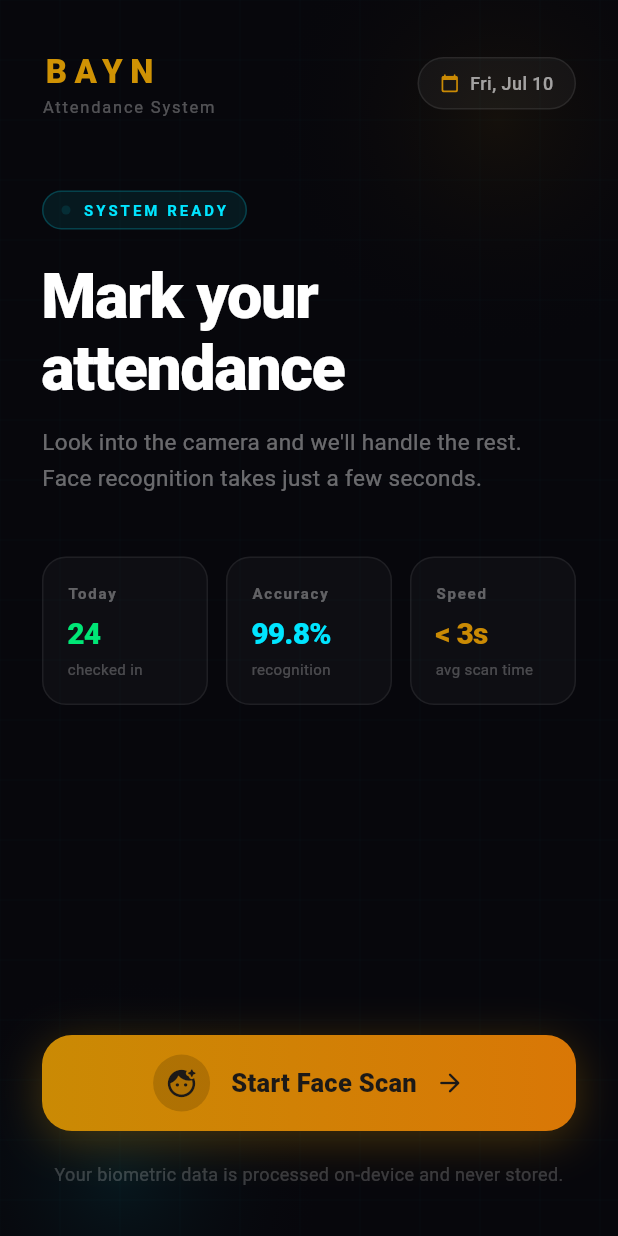
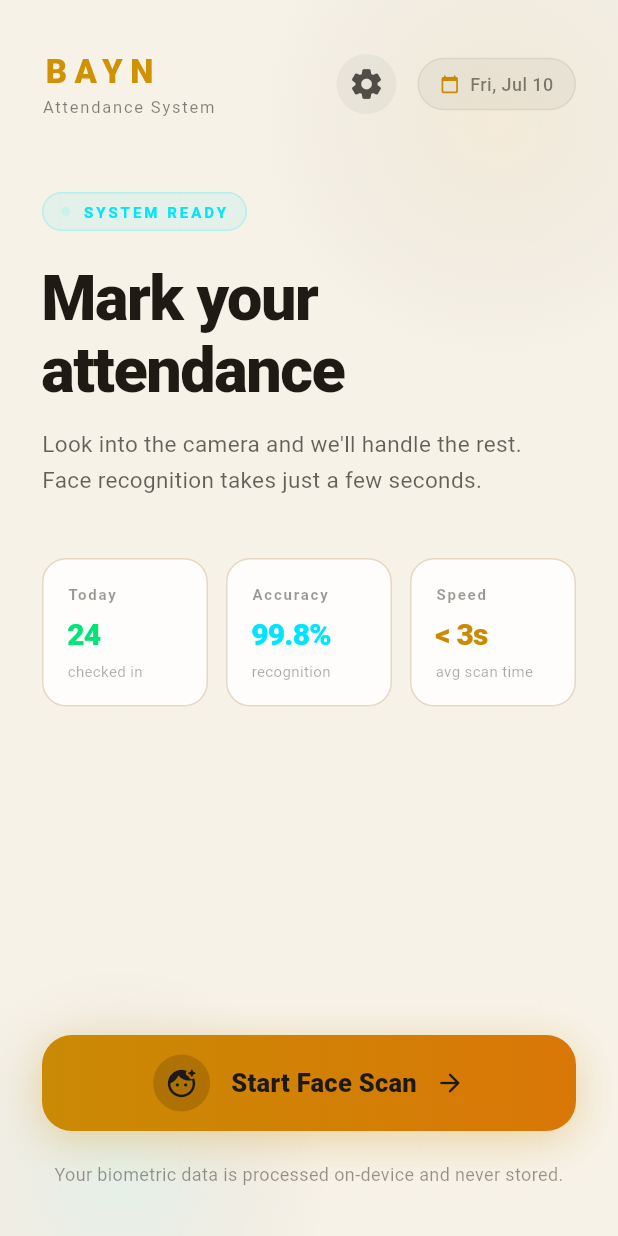
Before and after one commit to nathnael19/bayn_attendance, a Flutter app: the screen it shows after launch, on a phone screen of 412 x 824 dp. Run offline on Flutter 3.47's test engine with Material 3 defaults, Android fonts, the phone set to English and light mode, and no system bars; our stand-ins replace camera, equatable, flutter_bloc; missing offline and left inert: google_mlkit_face_detection.

Commit message:
Add SettingsPage for user preferences; implement dark mode toggle and integrate ThemeCubit for theme management. Update HomePage to include navigation to SettingsPage and adjust UI colors based on theme.

```diff
--- a/lib/features/attendance/presentation/pages/home_page.dart
+++ b/lib/features/attendance/presentation/pages/home_page.dart
@@ -3,6 +3,7 @@ import 'package:flutter/material.dart';
 import 'package:flutter_bloc/flutter_bloc.dart';
 import '../cubit/attendance_cubit.dart';
 import 'attendance_page.dart';
+import 'settings_page.dart';
 
 class HomePage extends StatefulWidget {
   const HomePage({super.key});
@@ -75,10 +76,21 @@ class _HomePageState extends State<HomePage> with TickerProviderStateMixin {
     );
   }
 
+  void _openSettings() {
+    Navigator.of(
+      context,
+    ).push(MaterialPageRoute(builder: (_) => const SettingsPage()));
+  }
+
   @override
   Widget build(BuildContext context) {
+    final isDark = Theme.of(context).brightness == Brightness.dark;
+    final scaffoldColor = isDark
+        ? const Color(0xFF07070C)
+        : const Color(0xFFF7F2E8);
+
     return Scaffold(
-      backgroundColor: const Color(0xFF07070C),
+      backgroundColor: scaffoldColor,
       body: Stack(
         children: [
           // Animated gradient orbs background
@@ -136,7 +148,8 @@ class _HomePageState extends State<HomePage> with TickerProviderStateMixin {
                   gradient: RadialGradient(
                     colors: [
                       const Color(0xFFCA8A04).withValues(
-                          alpha: 0.12 + 0.05 * math.sin(t * 2 * math.pi)),
+                        alpha: 0.12 + 0.05 * math.sin(t * 2 * math.pi),
+                      ),
                       Colors.transparent,
                     ],
                   ),
@@ -155,7 +168,8 @@ class _HomePageState extends State<HomePage> with TickerProviderStateMixin {
                   gradient: RadialGradient(
                     colors: [
                       const Color(0xFF00E5FF).withValues(
-                          alpha: 0.07 + 0.03 * math.cos(t * 2 * math.pi)),
+                        alpha: 0.07 + 0.03 * math.cos(t * 2 * math.pi),
+                      ),
                       Colors.transparent,
                     ],
                   ),
@@ -163,9 +177,7 @@ class _HomePageState extends State<HomePage> with TickerProviderStateMixin {
               ),
             ),
             // Subtle grid
-            Positioned.fill(
-              child: CustomPaint(painter: _GridPainter()),
-            ),
+            Positioned.fill(child: CustomPaint(painter: _GridPainter())),
           ],
         );
       },
@@ -173,6 +185,12 @@ class _HomePageState extends State<HomePage> with TickerProviderStateMixin {
   }
 
   Widget _buildTopBar() {
+    final isDark = Theme.of(context).brightness == Brightness.dark;
+    final titleColor = isDark ? Colors.white : const Color(0xFF1F1A14);
+    final mutedColor = isDark
+        ? Colors.white.withValues(alpha: 0.3)
+        : const Color(0xFF1F1A14).withValues(alpha: 0.55);
+
     return Row(
       children: [
         // Logo
@@ -198,7 +216,7 @@ class _HomePageState extends State<HomePage> with TickerProviderStateMixin {
             Text(
               'Attendance System',
               style: TextStyle(
-                color: Colors.white.withValues(alpha: 0.3),
+                color: mutedColor,
                 fontSize: 11,
                 letterSpacing: 1.2,
               ),
@@ -206,14 +224,31 @@ class _HomePageState extends State<HomePage> with TickerProviderStateMixin {
           ],
         ),
         const Spacer(),
+        IconButton(
+          onPressed: _openSettings,
+          icon: Icon(
+            Icons.settings_rounded,
+            color: titleColor.withValues(alpha: 0.75),
+          ),
+          style: IconButton.styleFrom(
+            backgroundColor: isDark
+                ? Colors.white.withValues(alpha: 0.05)
+                : Colors.black.withValues(alpha: 0.04),
+          ),
+        ),
+        const SizedBox(width: 10),
         // Date chip
         Container(
           padding: const EdgeInsets.symmetric(horizontal: 14, vertical: 8),
           decoration: BoxDecoration(
-            color: Colors.white.withValues(alpha: 0.04),
+            color: isDark
+                ? Colors.white.withValues(alpha: 0.04)
+                : Colors.black.withValues(alpha: 0.04),
             borderRadius: BorderRadius.circular(20),
             border: Border.all(
-              color: Colors.white.withValues(alpha: 0.08),
+              color: isDark
+                  ? Colors.white.withValues(alpha: 0.08)
+                  : Colors.black.withValues(alpha: 0.06),
             ),
           ),
           child: Row(
@@ -227,7 +262,7 @@ class _HomePageState extends State<HomePage> with TickerProviderStateMixin {
               Text(
                 _formattedDate(),
                 style: TextStyle(
-                  color: Colors.white.withValues(alpha: 0.6),
+                  color: mutedColor,
                   fontSize: 12,
                   fontWeight: FontWeight.w500,
                   letterSpacing: 0.3,
@@ -241,6 +276,12 @@ class _HomePageState extends State<HomePage> with TickerProviderStateMixin {
   }
 
   Widget _buildHeroSection() {
+    final isDark = Theme.of(context).brightness == Brightness.dark;
+    final titleColor = isDark ? Colors.white : const Color(0xFF1F1A14);
+    final bodyColor = isDark
+        ? Colors.white.withValues(alpha: 0.4)
+        : const Color(0xFF1F1A14).withValues(alpha: 0.68);
+
     return Column(
       crossAxisAlignment: CrossAxisAlignment.start,
       children: [
@@ -285,10 +326,10 @@ class _HomePageState extends State<HomePage> with TickerProviderStateMixin {
           ),
         ),
         const SizedBox(height: 20),
-        const Text(
+        Text(
           'Mark your\nattendance',
           style: TextStyle(
-            color: Colors.white,
+            color: titleColor,
             fontSize: 42,
             fontWeight: FontWeight.w800,
             height: 1.15,
@@ -298,17 +339,21 @@ class _HomePageState extends State<HomePage> with TickerProviderStateMixin {
         const SizedBox(height: 14),
         Text(
           'Look into the camera and we\'ll handle the rest.\nFace recognition takes just a few seconds.',
-          style: TextStyle(
-            color: Colors.white.withValues(alpha: 0.4),
-            fontSize: 15,
-            height: 1.6,
-          ),
+          style: TextStyle(color: bodyColor, fontSize: 15, height: 1.6),
         ),
       ],
     );
   }
 
   Widget _buildStatsRow() {
+    final isDark = Theme.of(context).brightness == Brightness.dark;
+    final cardColor = isDark
+        ? Colors.white.withValues(alpha: 0.03)
+        : Colors.white.withValues(alpha: 0.82);
+    final borderColor = isDark
+        ? Colors.white.withValues(alpha: 0.07)
+        : const Color(0xFFE5D8C5);
+
     return Row(
       children: [
         _StatCard(
@@ -316,6 +361,8 @@ class _HomePageState extends State<HomePage> with TickerProviderStateMixin {
           value: '24',
           subtitle: 'checked in',
           color: const Color(0xFF00E676),
+          cardColor: cardColor,
+          borderColor: borderColor,
         ),
         const SizedBox(width: 12),
         _StatCard(
@@ -323,6 +370,8 @@ class _HomePageState extends State<HomePage> with TickerProviderStateMixin {
           value: '99.8%',
           subtitle: 'recognition',
           color: const Color(0xFF00E5FF),
+          cardColor: cardColor,
+          borderColor: borderColor,
         ),
         const SizedBox(width: 12),
         _StatCard(
@@ -330,6 +379,8 @@ class _HomePageState extends State<HomePage> with TickerProviderStateMixin {
           value: '< 3s',
           subtitle: 'avg scan time',
           color: const Color(0xFFCA8A04),
+          cardColor: cardColor,
+          borderColor: borderColor,
         ),
       ],
     );
@@ -351,8 +402,9 @@ class _HomePageState extends State<HomePage> with TickerProviderStateMixin {
               ),
               boxShadow: [
                 BoxShadow(
-                  color: const Color(0xFFCA8A04).withValues(
-                      alpha: 0.3 + 0.15 * _pulseController.value),
+                  color: const Color(
+                    0xFFCA8A04,
+                  ).withValues(alpha: 0.3 + 0.15 * _pulseController.value),
                   blurRadius: 24 + 8 * _pulseController.value,
                   offset: const Offset(0, 6),
                 ),
@@ -399,11 +451,14 @@ class _HomePageState extends State<HomePage> with TickerProviderStateMixin {
   }
 
   Widget _buildBottomNote() {
+    final isDark = Theme.of(context).brightness == Brightness.dark;
     return Center(
       child: Text(
         'Your biometric data is processed on-device and never stored.',
         style: TextStyle(
-          color: Colors.white.withValues(alpha: 0.2),
+          color: isDark
+              ? Colors.white.withValues(alpha: 0.2)
+              : const Color(0xFF1F1A14).withValues(alpha: 0.45),
           fontSize: 12,
           height: 1.5,
         ),
@@ -415,8 +470,18 @@ class _HomePageState extends State<HomePage> with TickerProviderStateMixin {
   String _formattedDate() {
     final now = DateTime.now();
     const months = [
-      'Jan', 'Feb', 'Mar', 'Apr', 'May', 'Jun',
-      'Jul', 'Aug', 'Sep', 'Oct', 'Nov', 'Dec'
+      'Jan',
+      'Feb',
+      'Mar',
+      'Apr',
+      'May',
+      'Jun',
+      'Jul',
+      'Aug',
+      'Sep',
+      'Oct',
+      'Nov',
+      'Dec',
     ];
     const days = ['Mon', 'Tue', 'Wed', 'Thu', 'Fri', 'Sat', 'Sun'];
     return '${days[now.weekday - 1]}, ${months[now.month - 1]} ${now.day}';
@@ -428,12 +493,16 @@ class _StatCard extends StatelessWidget {
   final String value;
   final String subtitle;
   final Color color;
+  final Color cardColor;
+  final Color borderColor;
 
   const _StatCard({
     required this.label,
     required this.value,
     required this.subtitle,
     required this.color,
+    required this.cardColor,
+    required this.borderColor,
   });
 
   @override
@@ -442,11 +511,9 @@ class _StatCard extends StatelessWidget {
       child: Container(
         padding: const EdgeInsets.all(16),
         decoration: BoxDecoration(
-          color: Colors.white.withValues(alpha: 0.03),
+          color: cardColor,
           borderRadius: BorderRadius.circular(16),
-          border: Border.all(
-            color: Colors.white.withValues(alpha: 0.07),
-          ),
+          border: Border.all(color: borderColor),
         ),
         child: Column(
           crossAxisAlignment: CrossAxisAlignment.start,
@@ -454,7 +521,9 @@ class _StatCard extends StatelessWidget {
             Text(
               label,
               style: TextStyle(
-                color: Colors.white.withValues(alpha: 0.35),
+                color: Theme.of(context).brightness == Brightness.dark
+                    ? Colors.white.withValues(alpha: 0.35)
+                    : const Color(0xFF1F1A14).withValues(alpha: 0.45),
                 fontSize: 10,
                 fontWeight: FontWeight.w600,
                 letterSpacing: 1.2,
@@ -474,7 +543,9 @@ class _StatCard extends StatelessWidget {
             Text(
               subtitle,
               style: TextStyle(
-                color: Colors.white.withValues(alpha: 0.25),
+                color: Theme.of(context).brightness == Brightness.dark
+                    ? Colors.white.withValues(alpha: 0.25)
+                    : const Color(0xFF1F1A14).withValues(alpha: 0.38),
                 fontSize: 10,
               ),
             ),
```
Also changed, not shown: lib/features/attendance/presentation/pages/settings_page.dart (added, +74 -0 lines).
